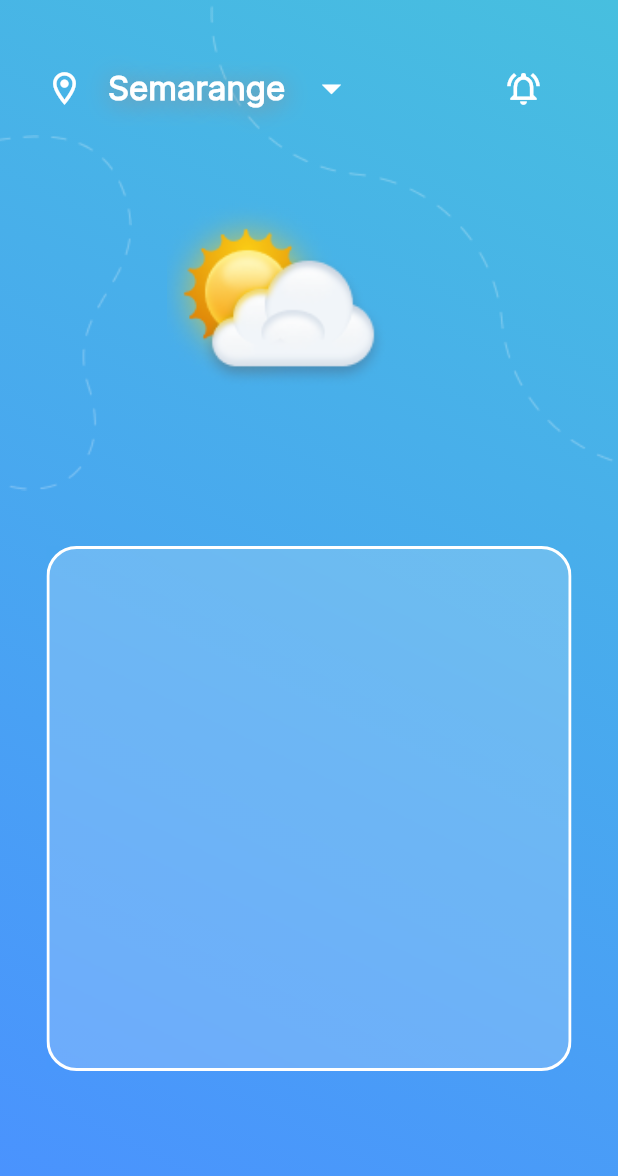
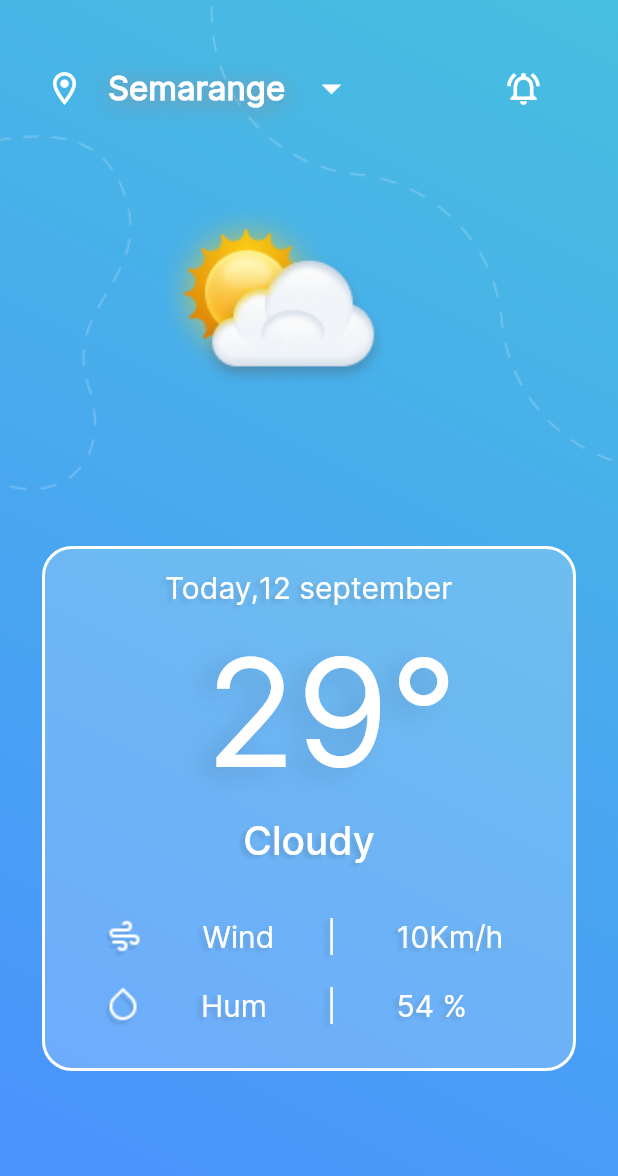
Before and after one commit to kimiaBadri/weather_app, a Flutter app: the screen it shows after launch, on a phone screen of 412 x 824 dp. Shown: the top 1176 px of the screen. Run offline on Flutter 3.47's test engine with Material 2 defaults, Android fonts, the phone set to English and light mode, and no system bars; our stand-ins replace hexcolor.

Commit message:
create weather container

```diff
--- a/lib/main.dart
+++ b/lib/main.dart
@@ -11,6 +11,49 @@ class Application extends StatelessWidget {
   @override
   Widget build(BuildContext context) {
     return MaterialApp(
+      theme: ThemeData(
+        textTheme: TextTheme(
+          bodySmall: TextStyle(
+            fontWeight: FontWeight.w400,
+            color: Colors.white,
+            fontFamily: 'IR',
+            fontSize: 20,
+            shadows: [
+              Shadow(
+                color: Colors.black12,
+                offset: Offset(-3, 2),
+                blurRadius: 3,
+              ),
+            ],
+          ),
+          bodyLarge: TextStyle(
+            fontWeight: FontWeight.w300,
+            color: Colors.white,
+            fontFamily: 'IR',
+            fontSize: 100,
+            shadows: [
+              Shadow(
+                color: Colors.black12,
+                offset: Offset(-10, 5),
+                blurRadius: 20,
+              ),
+            ],
+          ),
+          bodyMedium: TextStyle(
+            fontWeight: FontWeight.w500,
+            color: Colors.white,
+            fontFamily: 'IM',
+            fontSize: 26,
+            shadows: [
+              Shadow(
+                color: Colors.black12,
+                offset: Offset(-3, 2),
+                blurRadius: 3,
+              ),
+            ],
+          ),
+        ),
+      ),
       debugShowCheckedModeBanner: false,
       home: HommePage(),
     );
--- a/lib/screens/home_screens.dart
+++ b/lib/screens/home_screens.dart
@@ -1,5 +1,4 @@
 import 'dart:ui';
-
 import 'package:flutter/cupertino.dart';
 import 'package:flutter/material.dart';
 import 'package:weather_app/screens/constans.dart/constans.dart';
@@ -44,16 +43,10 @@ class _HommePageState extends State<HommePage> {
                     child: BackdropFilter(
                       filter: ImageFilter.blur(sigmaX: 10, sigmaY: 10),
                       child: Container(
-                        width: 350,
+                        width: 356,
                         height: 350,
                         decoration: BoxDecoration(
-                          gradient: LinearGradient(
-                              colors: [
-                                Color.fromRGBO(255, 255, 255, 0.2),
-                                Color.fromRGBO(255, 255, 255, 0.2),
-                              ],
-                              begin: Alignment.bottomCenter,
-                              end: Alignment.topCenter),
+                          color: Color.fromRGBO(255, 255, 255, 0.2),
                           borderRadius: BorderRadius.all(
                             Radius.circular(20),
                           ),
@@ -62,9 +55,84 @@ class _HommePageState extends State<HommePage> {
                       ),
                     ),
                   ),
-                )
+                ),
               ],
-            )
+            ),
+            Padding(
+              padding: EdgeInsets.only(top: 380, left: 70, right: 40),
+              child: Column(
+                crossAxisAlignment: CrossAxisAlignment.center,
+                children: [
+                  Padding(
+                    padding: const EdgeInsets.only(left: 40, right: 50),
+                    child: Row(
+                      children: [
+                        Text('Today,',
+                            style: Theme.of(context).textTheme.bodySmall),
+                        Text('12 september',
+                            style: Theme.of(context).textTheme.bodySmall)
+                      ],
+                    ),
+                  ),
+                  SizedBox(height: 10),
+                  Text('29°', style: Theme.of(context).textTheme.bodyLarge),
+                  SizedBox(height: 10),
+                  Padding(
+                    padding: const EdgeInsets.only(left: 60, right: 90),
+                    child: Text('Cloudy',
+                        style: Theme.of(context).textTheme.bodyMedium),
+                  ),
+                  SizedBox(
+                    height: 36,
+                  ),
+                  Row(
+                    children: [
+                      Image.asset('assets/images/windy.png'),
+                      SizedBox(
+                        width: 40,
+                      ),
+                      Text(
+                        'Wind',
+                        style: Theme.of(context).textTheme.bodySmall,
+                      ),
+                      SizedBox(
+                        width: 35,
+                      ),
+                      Text('|', style: Theme.of(context).textTheme.bodySmall),
+                      SizedBox(
+                        width: 40,
+                      ),
+                      Text('10Km/h',
+                          style: Theme.of(context).textTheme.bodySmall),
+                    ],
+                  ),
+                  SizedBox(
+                    height: 20,
+                  ),
+                  Row(
+                    children: [
+                      Image.asset('assets/images/hum.png'),
+                      SizedBox(
+                        width: 40,
+                      ),
+                      Text(
+                        'Hum',
+                        style: Theme.of(context).textTheme.bodySmall,
+                      ),
+                      SizedBox(
+                        width: 40,
+                      ),
+                      Text('|', style: Theme.of(context).textTheme.bodySmall),
+                      SizedBox(
+                        width: 40,
+                      ),
+                      Text('54 %',
+                          style: Theme.of(context).textTheme.bodySmall),
+                    ],
+                  ),
+                ],
+              ),
+            ),
           ],
         ),
       ),
```
Also changed, not shown: assets/images/hum.png (added), assets/images/windy.png (added).
